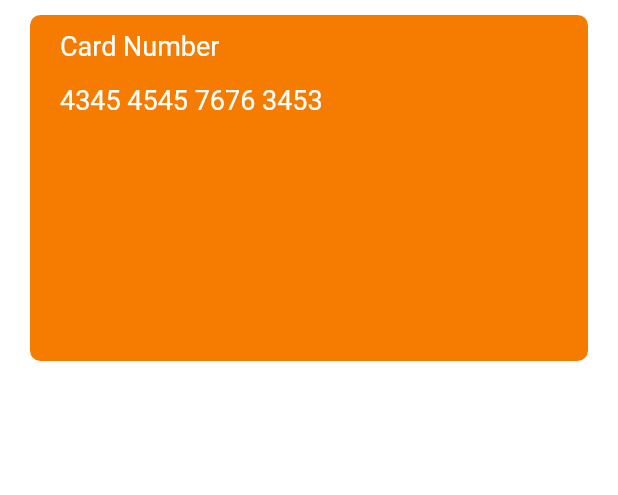
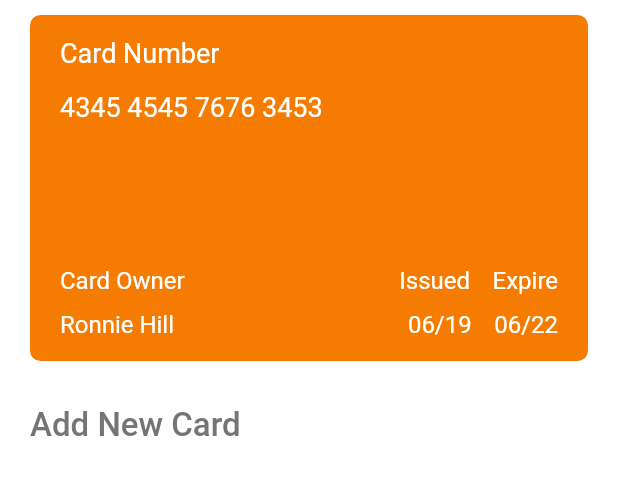
Before and after one commit to Mo0Khaled/Book-my-trip-flutter, a Flutter app: the MakePaymentScreen screen opened by its route, on a phone screen of 412 x 824 dp, the part 84-579 px from its top. Run offline on Flutter 3.47's test engine with Material 2 defaults, Android fonts, the light colour scheme and no system bars; network calls fail.

```diff
--- a/lib/screens/make_payment_screen.dart
+++ b/lib/screens/make_payment_screen.dart
@@ -3,9 +3,13 @@ import 'package:flutter/material.dart';
 
 class MakePaymentScreen extends StatelessWidget {
   static const routeId = '/make-payment';
- final TextStyle _textStyle = TextStyle(
+  final TextStyle _textStyle = TextStyle(
     color: Colors.white,
     fontSize: 18,
+  );
+  final TextStyle _textStyleSmall = TextStyle(
+    color: Colors.white,
+    fontSize: 16,
   );
   @override
   Widget build(BuildContext context) {
@@ -23,8 +27,9 @@ class MakePaymentScreen extends StatelessWidget {
       ),
       body: SingleChildScrollView(
         child: Padding(
-          padding: EdgeInsets.symmetric(horizontal: 20,vertical: 10),
+          padding: EdgeInsets.symmetric(horizontal: 20, vertical: 10),
           child: Column(
+            crossAxisAlignment: CrossAxisAlignment.start,
             children: [
               Container(
                 width: double.infinity,
@@ -34,15 +39,62 @@ class MakePaymentScreen extends StatelessWidget {
                   borderRadius: BorderRadius.circular(7),
                 ),
                 child: Padding(
-                  padding: const EdgeInsets.symmetric(horizontal: 20,vertical: 10),
+                  padding:
+                      const EdgeInsets.symmetric(horizontal: 20, vertical: 15),
                   child: Column(
                     crossAxisAlignment: CrossAxisAlignment.start,
                     children: [
-                      Text("Card Number",style: _textStyle,),
-                      SizedBox(height: 15,),
-                      Text("4345 4545 7676 3453",style: _textStyle,),
+                      Expanded(
+                        child: Container(
+                          child: Column(
+                            crossAxisAlignment: CrossAxisAlignment.start,
+                            children: [
+                              Text(
+                                "Card Number",
+                                style: _textStyle,
+                              ),
+                              SizedBox(
+                                height: 15,
+                              ),
+                              Text(
+                                "4345 4545 7676 3453",
+                                style: _textStyle,
+                              ),
+                            ],
+                          ),
+                        ),
+                      ),
+                      Row(
+                        mainAxisAlignment: MainAxisAlignment.spaceBetween,
+                        children: [
+                          Text("Card Owner",style: _textStyleSmall,),
+                          Spacer(),
+                          Text("Issued",style: _textStyleSmall,),
+                          SizedBox(width: 15,),
+                          Text("Expire",style: _textStyleSmall),
+                        ],
+                      ),
+                      SizedBox(height: 10,),
+                      Row(
+                        mainAxisAlignment: MainAxisAlignment.spaceBetween,
+                        children: [
+                          Text("Ronnie Hill",style: _textStyleSmall),
+                          Spacer(),
+                          Text("06/19",style: _textStyleSmall),
+                          SizedBox(width: 15,),
+                          Text("06/22",style: _textStyleSmall),
+                        ],
+                      ),
                     ],
                   ),
+                ),
+              ),
+              SizedBox(height: 30,),
+              Text("Add New Card",style: TextStyle(color: Color(0xFF757575),fontSize: 22,fontWeight: FontWeight.w500),),
+              SizedBox(height: 30,),
+              Form(
+                child: Column(
+
                 ),
               ),
             ],
```
